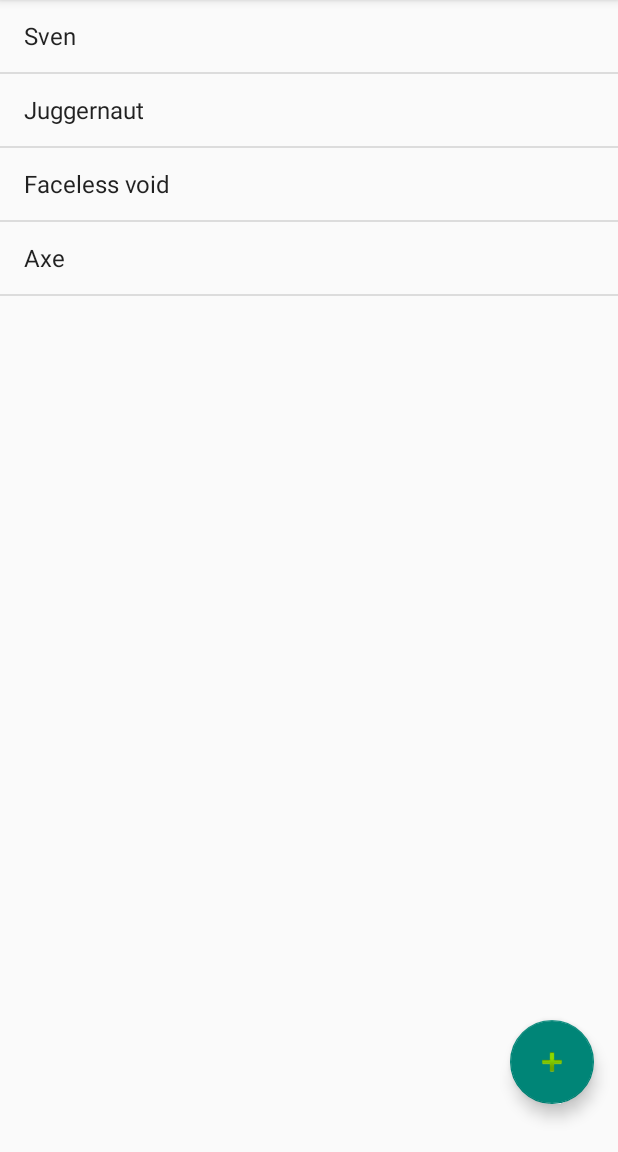
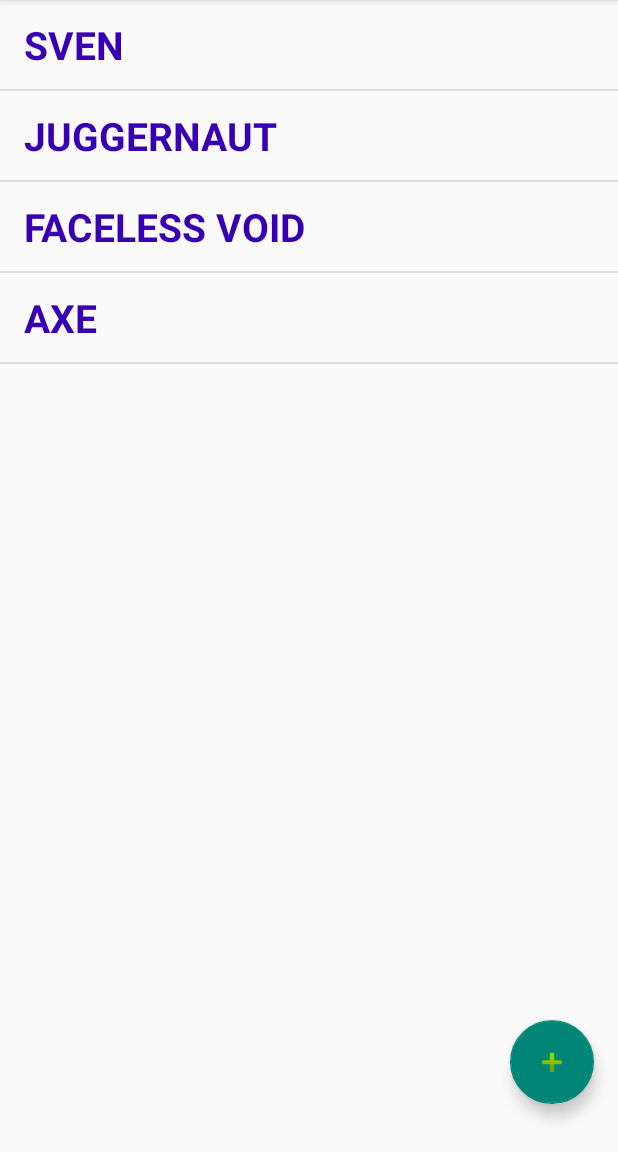
Before and after one commit to JonikBoltaev/AndroidLearn, an Android app: the screen it shows after launch (MainActivity), on a phone screen of 412 x 824 dp, the part 84-1236 px from its top. Run offline under Robolectric (Android 15) with nearby library versions, the phone set to English and light mode, and no system bars.

Commit message:
Base Adapter

```diff
--- /dev/null
+++ b/app/src/main/java/ru/jonik/androidlearn/Character.kt
@@ -0,0 +1,7 @@
+package ru.jonik.androidlearn
+
+class Character(
+    val id: Long,
+    val name: String,
+    val isCustom: Boolean
+)
--- /dev/null
+++ b/app/src/main/java/ru/jonik/androidlearn/CharacterAdapter.kt
@@ -0,0 +1,53 @@
+package ru.jonik.androidlearn
+
+import android.content.Context
+import android.view.LayoutInflater
+import android.view.View
+import android.view.ViewGroup
+import android.widget.BaseAdapter
+import ru.jonik.androidlearn.databinding.ItemCustomBinding
+
+typealias OnDeletePressedListener = (Character) -> Unit
+
+class CharacterAdapter(
+    // Передаем в конструктор список персонажей
+    private val characters: List<Character>,
+    private val onDeletePressedListener: OnDeletePressedListener
+) : BaseAdapter(), View.OnClickListener {
+    override fun getItem(position: Int): Character {
+        return characters[position]
+    }
+
+    override fun getItemId(position: Int): Long {
+        return characters[position].id
+    }
+
+    override fun getCount(): Int {
+        return characters.size
+    }
+
+    // Преобразование элемента данных в элемент списка
+    override fun getView(position: Int, convertView: View?, parent: ViewGroup): View {
+        val binding =
+            convertView?.tag as ItemCustomBinding? ?: createBinding(parent.context)
+
+        val character = getItem(position)
+        binding.tvTitle.text = character.name
+        binding.ivDelete.tag = character
+        binding.ivDelete.visibility = if (character.isCustom) View.VISIBLE else View.GONE
+
+        return binding.root
+    }
+
+    override fun onClick(v: View) {
+        val character = v.tag as Character
+        onDeletePressedListener.invoke(character)
+    }
+
+    private fun createBinding(context: Context?): ItemCustomBinding {
+        val binding = ItemCustomBinding.inflate(LayoutInflater.from(context))
+        binding.ivDelete.setOnClickListener(this)
+        binding.root.tag = binding
+        return binding
+    }
+}
--- a/app/src/main/java/ru/jonik/androidlearn/MainActivity.kt
+++ b/app/src/main/java/ru/jonik/androidlearn/MainActivity.kt
@@ -1,56 +1,48 @@
 package ru.jonik.androidlearn
 
+import android.R
 import android.content.DialogInterface
 import androidx.appcompat.app.AppCompatActivity
 import android.os.Bundle
-import android.widget.AdapterView
-import android.widget.ArrayAdapter
-import android.widget.SimpleAdapter
 import androidx.appcompat.app.AlertDialog
 import ru.jonik.androidlearn.databinding.ActivityMainBinding
 import ru.jonik.androidlearn.databinding.DialogAddCharacterBinding
-import java.util.*
+import kotlin.random.Random
 
 class MainActivity : AppCompatActivity() {
 
     private lateinit var binding: ActivityMainBinding
-    private lateinit var adapter: ArrayAdapter<Character>
+
+    private val data = mutableListOf(
+        Character(id = 1, name = "Sven", isCustom = false),
+        Character(id = 2, name = "Juggernaut", isCustom = false),
+        Character(id = 3, name = "Faceless void", isCustom = false),
+        Character(id = 4, name = "Axe", isCustom = false)
+    )
+
+    private lateinit var adapter: CharacterAdapter
 
     override fun onCreate(savedInstanceState: Bundle?) {
         super.onCreate(savedInstanceState)
         binding = ActivityMainBinding.inflate(layoutInflater)
         setContentView(binding.root)
 
-        setupListViewWithArrayAdapter()
+        setupList()
         binding.btnAdd.setOnClickListener { onAddPressed() }
-
     }
 
-
-    // Создание даты
-    private fun setupListViewWithArrayAdapter() {
-        val data = mutableListOf(
-            Character(id = UUID.randomUUID().toString(), name = "Sven"),
-            Character(id = UUID.randomUUID().toString(), name = "Juggernaut"),
-            Character(id = UUID.randomUUID().toString(), name = "Faceless void"),
-            Character(id = UUID.randomUUID().toString(), name = "Axe")
-        )
-        //Создание адаптера
-        adapter = ArrayAdapter(
-            this,
-            android.R.layout.simple_list_item_1,
-            android.R.id.text1,
-            data
-        )
+    private fun setupList() {
+        adapter = CharacterAdapter(data) {
+            deleteCharacter(it)
+        }
 
         binding.listView.adapter = adapter
 
         binding.listView.setOnItemClickListener { parent, view, position, id ->
-            adapter.getItem(position)?.let {
-                deleteCharacter(it)
-            }
+            showCharacterInfo(adapter.getItem(position))
         }
     }
+
 
     // Создание слушателя
     private fun onAddPressed() {
@@ -70,34 +62,38 @@ class MainActivity : AppCompatActivity() {
 
     private fun createCharacter(name: String) {
         val character = Character(
-            id = UUID.randomUUID().toString(),
-            name = name
+            id = Random.nextLong(),
+            name = name,
+            isCustom = true
         )
-        adapter.add(character)
+        data.add(character)
+        adapter.notifyDataSetChanged()
+    }
+
+    private fun showCharacterInfo(character: Character) {
+        val dialog = AlertDialog.Builder(this)
+            .setTitle(character.name)
+            .setMessage("Description: ${character.name}")
+            .setPositiveButton("Close") { _, _ -> }
+            .create()
+        dialog.show()
     }
 
     // Удаление персонажа
     private fun deleteCharacter(character: Character) {
         val listener = DialogInterface.OnClickListener { dialog, which ->
             if (which == DialogInterface.BUTTON_POSITIVE) {
-                adapter.remove(character)
+                data.remove(character)
+                adapter.notifyDataSetChanged()
             }
         }
         val dialog = AlertDialog.Builder(this)
             .setTitle("Delete character")
-            .setMessage("Delete the character: $character")
+            .setMessage("Delete the character ${character.name}")
             .setPositiveButton("Delete", listener)
             .setNegativeButton("Cancel", listener)
             .create()
         dialog.show()
     }
 
-    class Character(
-        val id: String,
-        val name: String
-    ) {
-        override fun toString(): String {
-            return name
-        }
-    }
 }
--- a/app/src/main/res/layout/item_custom.xml
+++ b/app/src/main/res/layout/item_custom.xml
@@ -1,23 +1,37 @@
 <?xml version="1.0" encoding="utf-8"?>
-<LinearLayout xmlns:android="http://schemas.android.com/apk/res/android"
+<androidx.constraintlayout.widget.ConstraintLayout xmlns:android="http://schemas.android.com/apk/res/android"
+    xmlns:app="http://schemas.android.com/apk/res-auto"
+    xmlns:tools="http://schemas.android.com/tools"
     android:layout_width="match_parent"
-    android:layout_height="match_parent"
-    android:orientation="vertical"
-    android:padding="12dp">
+    android:padding="12dp"
+    android:layout_height="wrap_content">
 
     <TextView
         android:id="@+id/tv_title"
-        android:layout_width="match_parent"
+        android:layout_width="0dp"
         android:layout_height="wrap_content"
+        android:layout_marginStart="4dp"
         android:text="@string/title"
         android:textAllCaps="true"
         android:textColor="@color/purple_700"
         android:textSize="@dimen/title"
-        android:textStyle="bold" />
+        android:textStyle="bold"
+        app:layout_constraintBottom_toBottomOf="parent"
+        app:layout_constraintStart_toStartOf="parent"
+        app:layout_constraintTop_toTopOf="parent"
+        app:layout_constraintVertical_bias="0.022" />
 
-    <TextView
-        android:id="@+id/tv_description"
-        android:layout_width="match_parent"
+    <ImageView
+        android:id="@+id/iv_delete"
+        android:layout_width="wrap_content"
         android:layout_height="wrap_content"
-        android:text="@string/description" />
-</LinearLayout>
+        android:layout_marginStart="320dp"
+        android:layout_marginTop="24dp"
+        app:layout_constraintBottom_toBottomOf="@+id/tv_title"
+        android:contentDescription="@string/delete_character"
+        app:layout_constraintStart_toStartOf="@+id/tv_title"
+        app:layout_constraintTop_toTopOf="@+id/tv_title"
+        app:layout_constraintVertical_bias="1.0"
+        app:srcCompat="@android:drawable/ic_menu_delete" />
+
+</androidx.constraintlayout.widget.ConstraintLayout>
--- a/app/src/main/res/values/strings.xml
+++ b/app/src/main/res/values/strings.xml
@@ -5,4 +5,6 @@
     <string name="title">Title</string>
     <string name="add">Add</string>
     <string name="character_name">Character name</string>
+    <string name="delete_character">Delete character</string>
+    <string name="character_info">info character</string>
 </resources>
```
